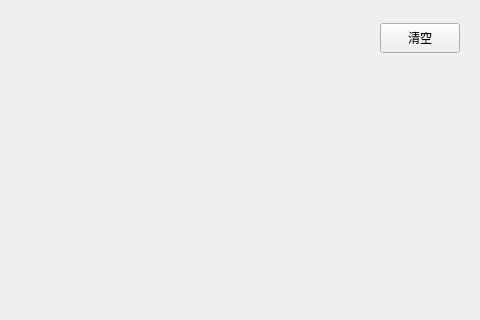
Qt form InterfacialDesign/Download/downloadform.ui (xb985547608/VIDICON) before a commit; both pictures show x 616 to 1096 and y 0 to 320 of the 1096 by 690 pixel window.
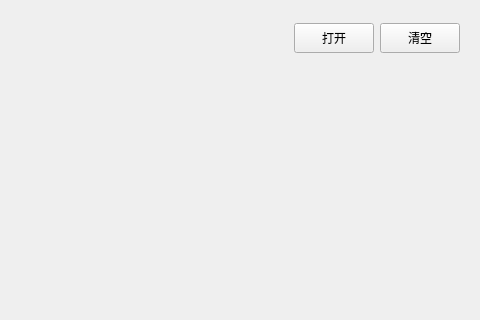
The same form after that commit. Icons and pictures are not drawn.

```diff
--- a/InterfacialDesign/Download/downloadform.ui
+++ b/InterfacialDesign/Download/downloadform.ui
@@ -134,6 +134,29 @@
         </property>
        </spacer>
       </item>
+      <item>
+       <widget class="QPushButton" name="openFolderBtn">
+        <property name="minimumSize">
+         <size>
+          <width>80</width>
+          <height>30</height>
+         </size>
+        </property>
+        <property name="maximumSize">
+         <size>
+          <width>80</width>
+          <height>30</height>
+         </size>
+        </property>
+        <property name="text">
+         <string>打开</string>
+        </property>
+        <property name="icon">
+         <iconset resource="download.qrc">
+          <normaloff>:/images/open.png</normaloff>:/images/open.png</iconset>
+        </property>
+       </widget>
+      </item>
       <item>
        <widget class="QPushButton" name="allDeleteBtn">
         <property name="minimumSize">
```
